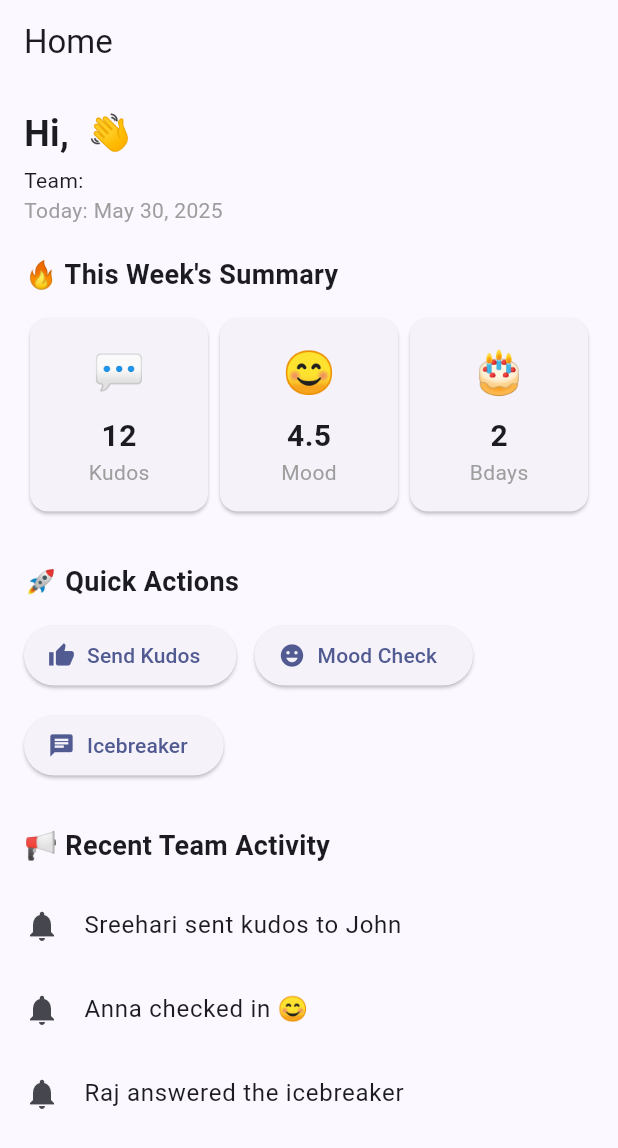
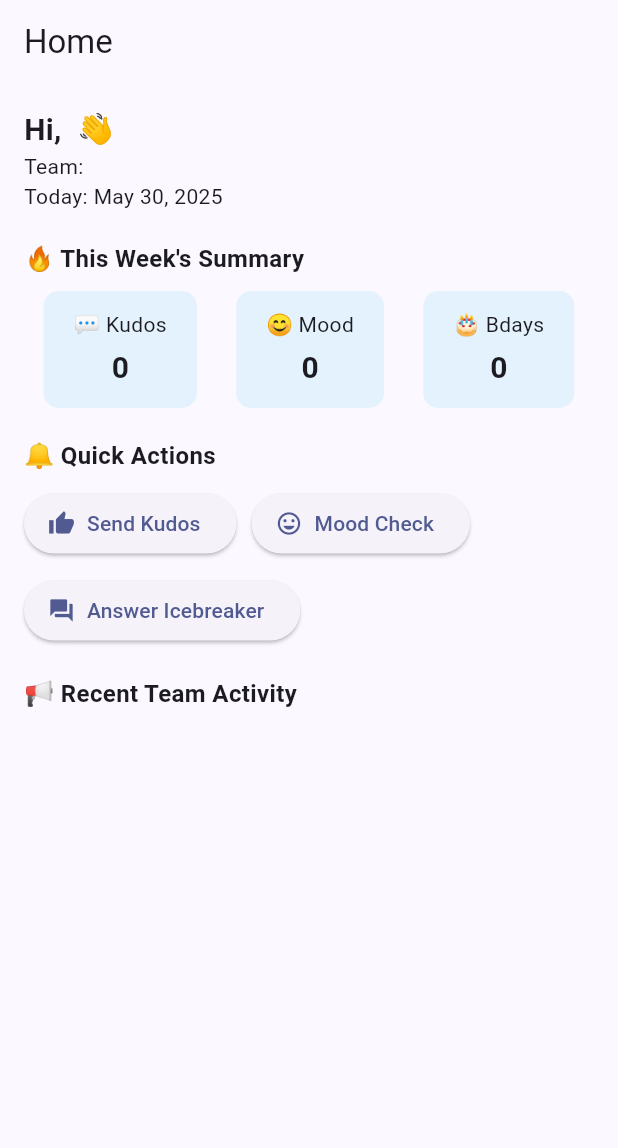
Before and after one commit to sreeharichunkz/workers_App, a Flutter app: the HomeScreen screen opened directly with empty values, on a phone screen of 412 x 824 dp. Shown: the top 1148 px of the screen. Run offline on Flutter 3.47's test engine with Material 3 defaults, Android fonts, the light colour scheme and no system bars; our stand-ins replace cloud_firestore, firebase_auth, firebase_core, firebase_storage, image_picker; accounts and stored records are empty.

Commit message:
Updated Home page

```diff
--- a/lib/screens/home_screen.dart
+++ b/lib/screens/home_screen.dart
@@ -1,9 +1,10 @@
 import 'package:flutter/material.dart';
+import 'package:cloud_firestore/cloud_firestore.dart';
 import 'package:intl/intl.dart';
+import 'mood_checkin_screen.dart';
 import 'kudos_send_screen.dart';
-import 'mood_checkin_screen.dart';
 
-class HomeScreen extends StatelessWidget {
+class HomeScreen extends StatefulWidget {
   final String name;
   final String team;
   final String uid;
@@ -15,57 +16,148 @@ class HomeScreen extends StatelessWidget {
     required this.uid,
   });
 
-  String getTodayDate() {
-    return DateFormat('MMMM dd, yyyy').format(DateTime.now());
+  @override
+  State<HomeScreen> createState() => _HomeScreenState();
+}
+
+class _HomeScreenState extends State<HomeScreen> {
+  int sentKudosCount = 0;
+  int receivedKudosCount = 0;
+  int moodCount = 0;
+  int birthdayCount = 0;
+  List<String> recentActivities = [];
+
+  @override
+  void initState() {
+    super.initState();
+    _subscribeToKudos();
+    _fetchMoodCount();
+    _fetchBirthdays();
+    _fetchRecentActivities();
+  }
+
+  void _subscribeToKudos() {
+    FirebaseFirestore.instance.collection('kudos').snapshots().listen((
+      snapshot,
+    ) {
+      int sent = 0;
+      int received = 0;
+
+      for (var doc in snapshot.docs) {
+        final data = doc.data();
+        if (data['sender_uid'] == widget.uid) sent++;
+        if (data['receiver_uid'] == widget.uid) received++;
+      }
+
+      if (mounted) {
+        setState(() {
+          sentKudosCount = sent;
+          receivedKudosCount = received;
+        });
+      }
+    });
+  }
+
+  void _fetchMoodCount() {
+    FirebaseFirestore.instance
+        .collection('mood_checkins')
+        .where('uid', isEqualTo: widget.uid)
+        .get()
+        .then((snapshot) {
+          setState(() {
+            moodCount = snapshot.docs.length;
+          });
+        });
+  }
+
+  void _fetchBirthdays() {
+    final today = DateTime.now();
+    final thisMonth = today.month;
+
+    FirebaseFirestore.instance.collection('users').get().then((snapshot) {
+      int count = 0;
+      for (var doc in snapshot.docs) {
+        final data = doc.data();
+        if (data.containsKey('birthday')) {
+          final birthday = DateTime.parse(data['birthday']);
+          if (birthday.month == thisMonth) {
+            count++;
+          }
+        }
+      }
+      setState(() {
+        birthdayCount = count;
+      });
+    });
+  }
+
+  void _fetchRecentActivities() {
+    FirebaseFirestore.instance
+        .collection('kudos')
+        .orderBy('timestamp', descending: true)
+        .limit(5)
+        .snapshots()
+        .listen((snapshot) {
+          List<String> activities = [];
+
+          for (var doc in snapshot.docs) {
+            final data = doc.data();
+            if (data.containsKey('sender') && data.containsKey('receiver')) {
+              activities.add(
+                "${data['sender']} sent kudos to ${data['receiver']}",
+              );
+            }
+          }
+
+          setState(() {
+            recentActivities = activities;
+          });
+        });
   }
 
   @override
   Widget build(BuildContext context) {
+    final today = DateFormat('MMMM dd, yyyy').format(DateTime.now());
+
     return Scaffold(
-      appBar: AppBar(title: const Text("Home")),
+      appBar: AppBar(title: const Text('Home')),
       body: SingleChildScrollView(
         padding: const EdgeInsets.all(16),
         child: Column(
           crossAxisAlignment: CrossAxisAlignment.start,
           children: [
-            // 👋 Greeting
             Text(
-              'Hi, $name 👋',
-              style: const TextStyle(fontSize: 24, fontWeight: FontWeight.bold),
+              'Hi, ${widget.name} 👋',
+              style: const TextStyle(fontSize: 20, fontWeight: FontWeight.bold),
             ),
-            const SizedBox(height: 4),
-            Text('Team: $team'),
-            Text(
-              'Today: ${getTodayDate()}',
-              style: const TextStyle(color: Colors.grey),
+            Text('Team: ${widget.team}'),
+            Text('Today: $today'),
+            const SizedBox(height: 20),
+            const Text(
+              '🔥 This Week\'s Summary',
+              style: TextStyle(fontSize: 16, fontWeight: FontWeight.bold),
+            ),
+            const SizedBox(height: 10),
+            Row(
+              mainAxisAlignment: MainAxisAlignment.spaceAround,
+              children: [
+                _summaryCard(
+                  '💬 Kudos',
+                  '${sentKudosCount + receivedKudosCount}',
+                ),
+                _summaryCard('😊 Mood', '$moodCount'),
+                _summaryCard('🎂 Bdays', '$birthdayCount'),
+              ],
             ),
             const SizedBox(height: 20),
-
-            // 🔥 Summary Cards
             const Text(
-              "🔥 This Week's Summary",
-              style: TextStyle(fontSize: 18, fontWeight: FontWeight.w600),
+              '🔔 Quick Actions',
+              style: TextStyle(fontSize: 16, fontWeight: FontWeight.bold),
             ),
-            const SizedBox(height: 12),
-            Row(
-              mainAxisAlignment: MainAxisAlignment.spaceBetween,
-              children: [
-                _buildSummaryCard('💬', 'Kudos', '12'),
-                _buildSummaryCard('😊', 'Mood', '4.5'),
-                _buildSummaryCard('🎂', 'Bdays', '2'),
-              ],
-            ),
-            const SizedBox(height: 30),
-
-            // 🚀 Quick Actions
-            const Text(
-              "🚀 Quick Actions",
-              style: TextStyle(fontSize: 18, fontWeight: FontWeight.w600),
-            ),
-            const SizedBox(height: 12),
+            const SizedBox(height: 10),
             Wrap(
-              spacing: 12,
-              runSpacing: 12,
+              spacing: 10,
+              runSpacing: 10,
               children: [
                 ElevatedButton.icon(
                   onPressed: () {
@@ -73,12 +165,15 @@ class HomeScreen extends StatelessWidget {
                       context,
                       MaterialPageRoute(
                         builder:
-                            (context) => KudosSendScreen(uid: uid, name: name),
+                            (_) => KudosSendScreen(
+                              uid: widget.uid,
+                              name: widget.name,
+                            ),
                       ),
                     );
                   },
                   icon: const Icon(Icons.thumb_up),
-                  label: const Text("Send Kudos"),
+                  label: const Text('Send Kudos'),
                 ),
                 ElevatedButton.icon(
                   onPressed: () {
@@ -86,75 +181,62 @@ class HomeScreen extends StatelessWidget {
                       context,
                       MaterialPageRoute(
                         builder:
-                            (context) =>
-                                MoodCheckinScreen(uid: uid, name: name),
+                            (_) => MoodCheckinScreen(
+                              uid: widget.uid,
+                              name: widget.name,
+                            ),
                       ),
                     );
                   },
-                  icon: const Icon(Icons.emoji_emotions),
-                  label: const Text("Mood Check"),
+                  icon: const Icon(Icons.mood),
+                  label: const Text('Mood Check'),
                 ),
                 ElevatedButton.icon(
                   onPressed: () {
-                    // TODO: Implement icebreaker
                     ScaffoldMessenger.of(context).showSnackBar(
-                      const SnackBar(content: Text("Coming soon!")),
+                      const SnackBar(content: Text('Coming soon: Icebreaker!')),
                     );
                   },
-                  icon: const Icon(Icons.chat),
-                  label: const Text("Icebreaker"),
+                  icon: const Icon(Icons.question_answer),
+                  label: const Text('Answer Icebreaker'),
                 ),
               ],
             ),
-            const SizedBox(height: 30),
-
-            // 📢 Recent Team Activity
+            const SizedBox(height: 20),
             const Text(
-              "📢 Recent Team Activity",
-              style: TextStyle(fontSize: 18, fontWeight: FontWeight.w600),
+              '📢 Recent Team Activity',
+              style: TextStyle(fontSize: 16, fontWeight: FontWeight.bold),
             ),
-            const SizedBox(height: 12),
-            _buildActivityItem('Sreehari sent kudos to John'),
-            _buildActivityItem('Anna checked in 😊'),
-            _buildActivityItem('Raj answered the icebreaker'),
+            const SizedBox(height: 10),
+            ...recentActivities.map(
+              (activity) => ListTile(
+                leading: const Icon(Icons.campaign),
+                title: Text(activity),
+              ),
+            ),
           ],
         ),
       ),
     );
   }
 
-  Widget _buildSummaryCard(String emoji, String label, String value) {
-    return Expanded(
-      child: Card(
-        child: Padding(
-          padding: const EdgeInsets.symmetric(vertical: 16, horizontal: 8),
-          child: Column(
-            children: [
-              Text(emoji, style: const TextStyle(fontSize: 28)),
-              const SizedBox(height: 8),
-              Text(
-                value,
-                style: const TextStyle(
-                  fontSize: 20,
-                  fontWeight: FontWeight.bold,
-                ),
-              ),
-              Text(
-                label,
-                style: const TextStyle(fontSize: 14, color: Colors.grey),
-              ),
-            ],
+  Widget _summaryCard(String label, String count) {
+    return Container(
+      padding: const EdgeInsets.symmetric(vertical: 12, horizontal: 20),
+      decoration: BoxDecoration(
+        color: Colors.blue.shade50,
+        borderRadius: BorderRadius.circular(10),
+      ),
+      child: Column(
+        children: [
+          Text(label, style: const TextStyle(fontSize: 14)),
+          const SizedBox(height: 5),
+          Text(
+            count,
+            style: const TextStyle(fontSize: 20, fontWeight: FontWeight.bold),
           ),
-        ),
+        ],
       ),
     );
   }
-
-  Widget _buildActivityItem(String text) {
-    return ListTile(
-      contentPadding: EdgeInsets.zero,
-      leading: const Icon(Icons.notifications),
-      title: Text(text),
-    );
-  }
 }
```
Also changed, not shown: lib/screens/profile_screen.dart (+79 -4 lines), pubspec.yaml (+7 -3 lines), assets/profile_placeholder.jpg (added), pubspec.lock, 6 other files.
